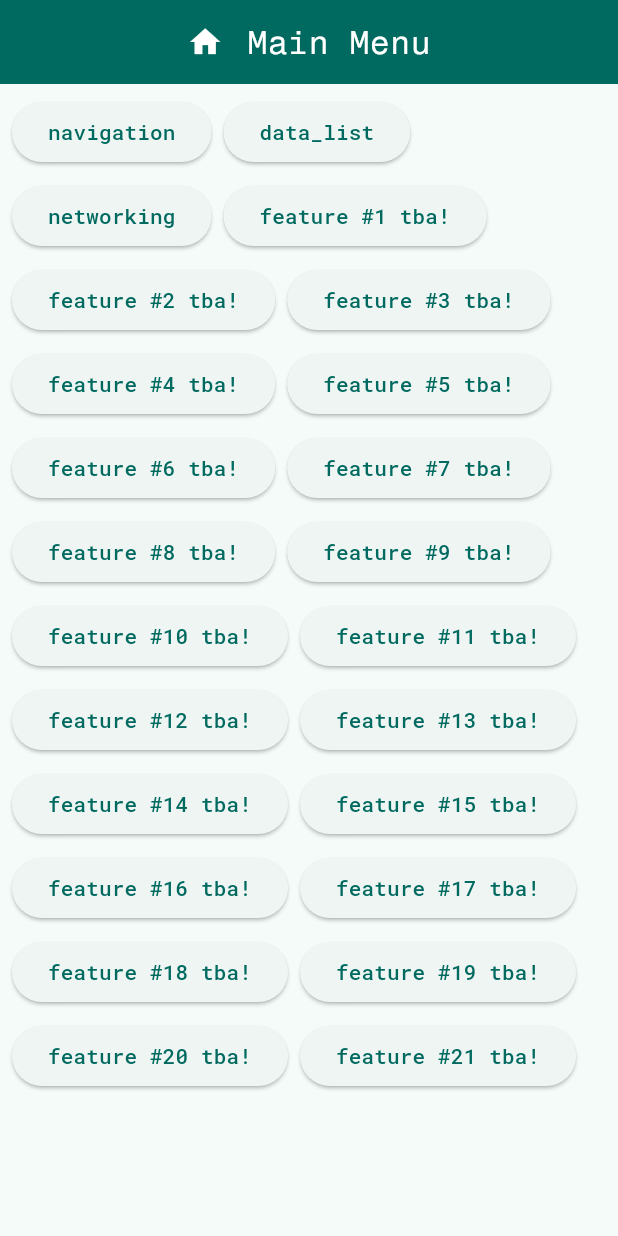
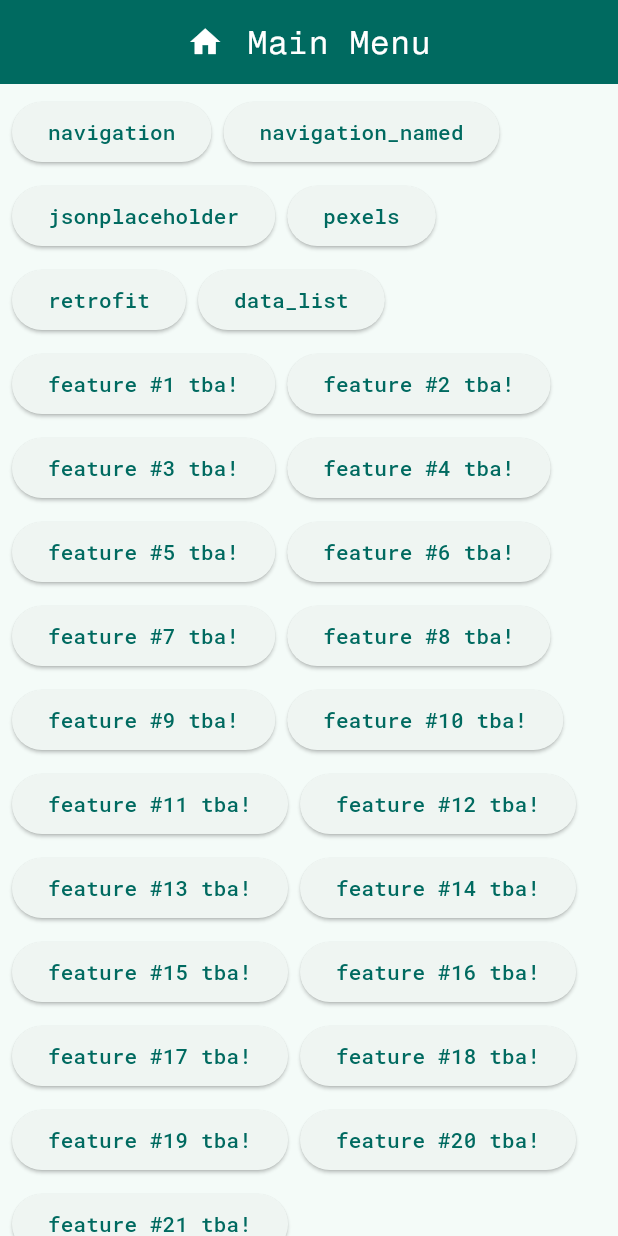
Before and after one commit to fadhifatah/flutter-rnd, a Flutter app: the screen it shows after launch, on a phone screen of 412 x 824 dp. Run offline on Flutter 3.47's test engine with Material 2 defaults, Android fonts, the phone set to English and light mode, and no system bars.

Commit message:
beautify jsonplaceholder with proper documentation; add future features in main app; minor update

```diff
--- a/analysis_options.yaml
+++ b/analysis_options.yaml
@@ -30,6 +30,7 @@ linter:
     prefer_const_literals_to_create_immutables: false
     prefer_const_constructors_in_immutables: false
     use_key_in_widget_constructors: false
+    slash_for_doc_comments: true
 
 # Additional information about this file can be found at
 # https://dart.dev/guides/language/analysis-options
--- a/lib/main.dart
+++ b/lib/main.dart
@@ -125,16 +125,23 @@ class MainMenu extends StatelessWidget {
               ),
               ElevatedButton(
                 onPressed: () {
-                  print('main_menu: data_list');
+                  print('main_menu: navigation_named');
+                  // Navigator.pushNamed(context, '/navigation');
+                  /* Navigator.of(context).pushAndRemoveUntil(
+                    MaterialPageRoute(
+                      builder: (context) => const NavigationApp(),
+                    ),
+                    (route) => false,
+                  ); */
                 },
                 child: const Text(
-                  'data_list',
-                  semanticsLabel: 'data list',
+                  'navigation_named',
+                  semanticsLabel: 'navigation named',
                 ),
               ),
               ElevatedButton(
                 onPressed: () {
-                  print('main_menu: networking');
+                  print('main_menu: jsonplaceholder');
                   Navigator.push(
                       context,
                       MaterialPageRoute(
@@ -142,8 +149,35 @@ class MainMenu extends StatelessWidget {
                       ));
                 },
                 child: const Text(
-                  'networking',
-                  semanticsLabel: 'networking',
+                  'jsonplaceholder',
+                  semanticsLabel: 'json placeholder',
+                ),
+              ),
+              ElevatedButton(
+                onPressed: () {
+                  print('main_menu: pexels');
+                },
+                child: const Text(
+                  'pexels',
+                  semanticsLabel: 'pexels',
+                ),
+              ),
+              ElevatedButton(
+                onPressed: () {
+                  print('main_menu: retrofit');
+                },
+                child: const Text(
+                  'retrofit',
+                  semanticsLabel: 'retrofit',
+                ),
+              ),
+              ElevatedButton(
+                onPressed: () {
+                  print('main_menu: data_list');
+                },
+                child: const Text(
+                  'data_list',
+                  semanticsLabel: 'data list',
                 ),
               ),
               for (var idx = 0; idx < 21; idx++)
```
Also changed, not shown: lib/feature/networking/jsonplaceholder.dart (+23 -3 lines).
